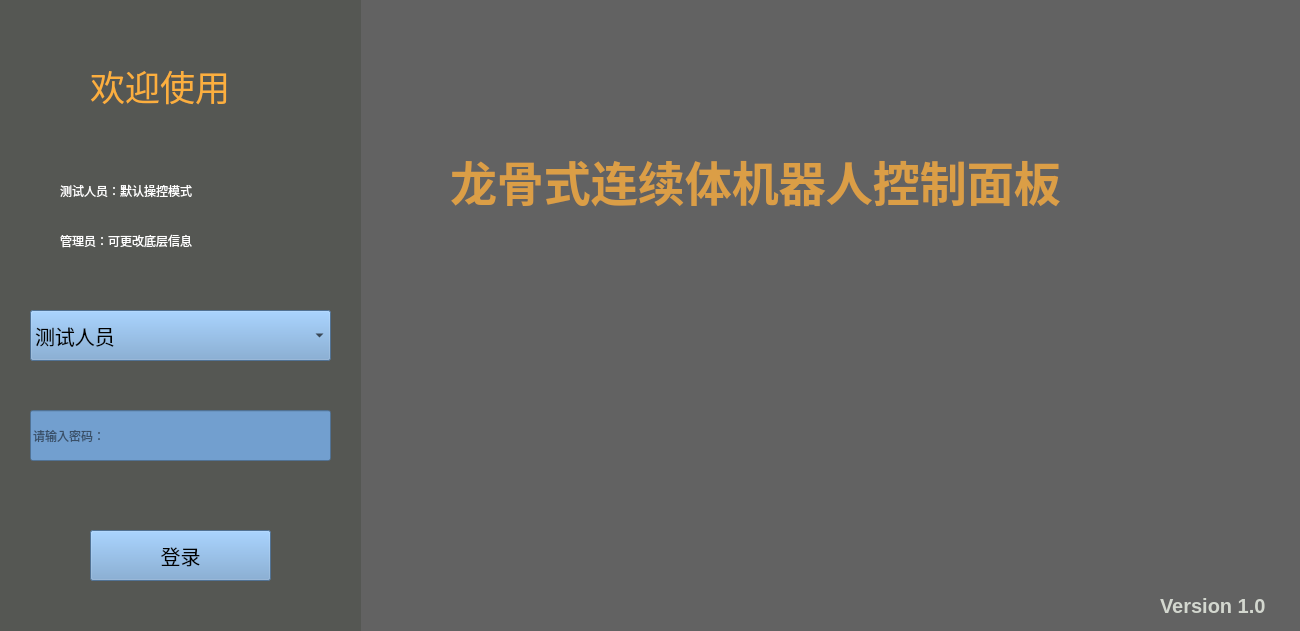
Qt form gui/design/login.ui (Vvi1Nn/Continuum-Robot-Project) before a commit.
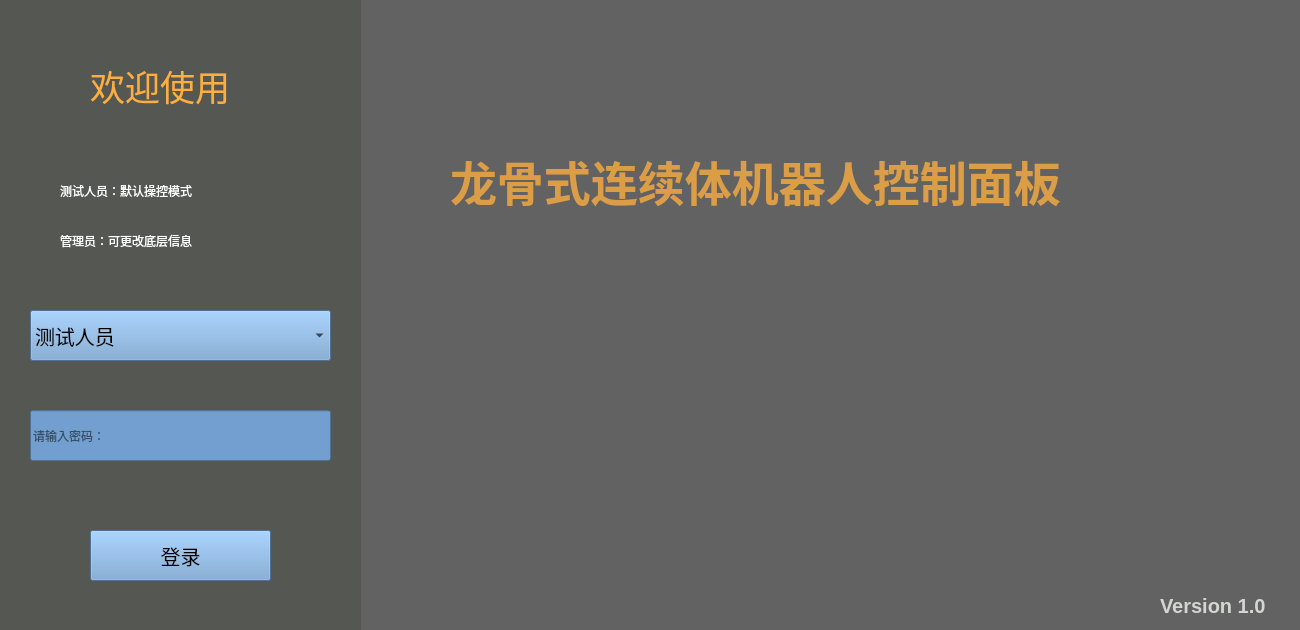
The same form after that commit. Icons and pictures are not drawn.

What changed in the file:
```diff
--- a/gui/design/login.ui
+++ b/gui/design/login.ui
@@ -7,7 +7,7 @@
     <x>0</x>
     <y>0</y>
     <width>1300</width>
-    <height>631</height>
+    <height>630</height>
    </rect>
   </property>
   <property name="font">
```
